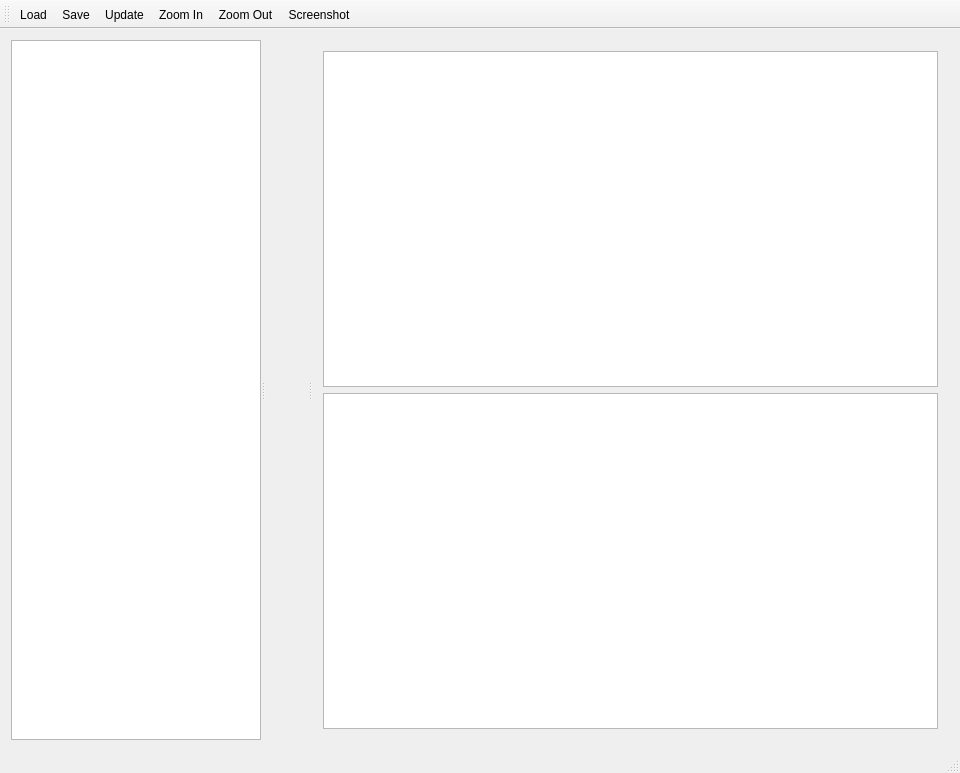
The window that mainwindow.ui (gamoeba/stagehand) describes before a commit, drawn with Qt 5.
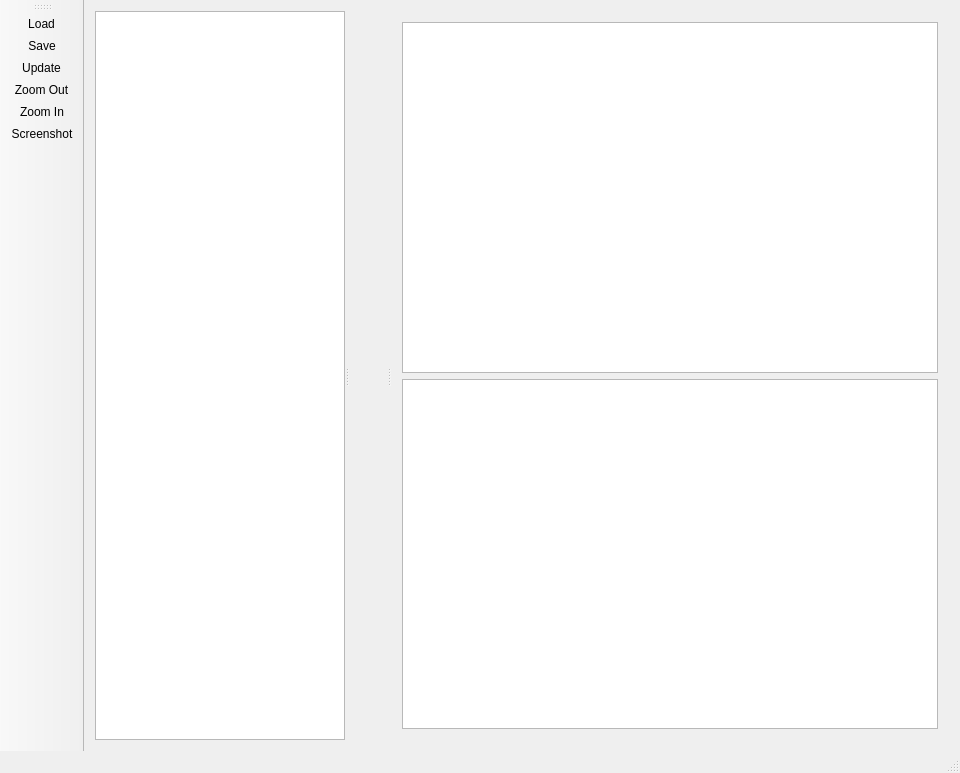
The same window after the commit. Icons and pictures are not drawn.

Commit message: icons for toolbar

What changed in the file:
```diff
--- a/mainwindow.ui
+++ b/mainwindow.ui
@@ -81,13 +81,13 @@
   </widget>
   <widget class="QToolBar" name="mainToolBar">
    <property name="sizePolicy">
-    <sizepolicy hsizetype="Preferred" vsizetype="Preferred">
+    <sizepolicy hsizetype="Fixed" vsizetype="Preferred">
      <horstretch>0</horstretch>
      <verstretch>0</verstretch>
     </sizepolicy>
    </property>
    <attribute name="toolBarArea">
-    <enum>TopToolBarArea</enum>
+    <enum>LeftToolBarArea</enum>
    </attribute>
    <attribute name="toolBarBreak">
     <bool>false</bool>
@@ -95,8 +95,8 @@
    <addaction name="actionLoad"/>
    <addaction name="actionSave"/>
    <addaction name="actionUpdate"/>
-   <addaction name="actionZoom_In"/>
    <addaction name="actionZoom_Out"/>
+   <addaction name="actionZoom_In"/>
    <addaction name="actionScreenshot"/>
   </widget>
   <widget class="QStatusBar" name="statusBar"/>
```
Left out of the diff: 35 changed lines with no effect on the pictures. The commit also changes 7 other files.
